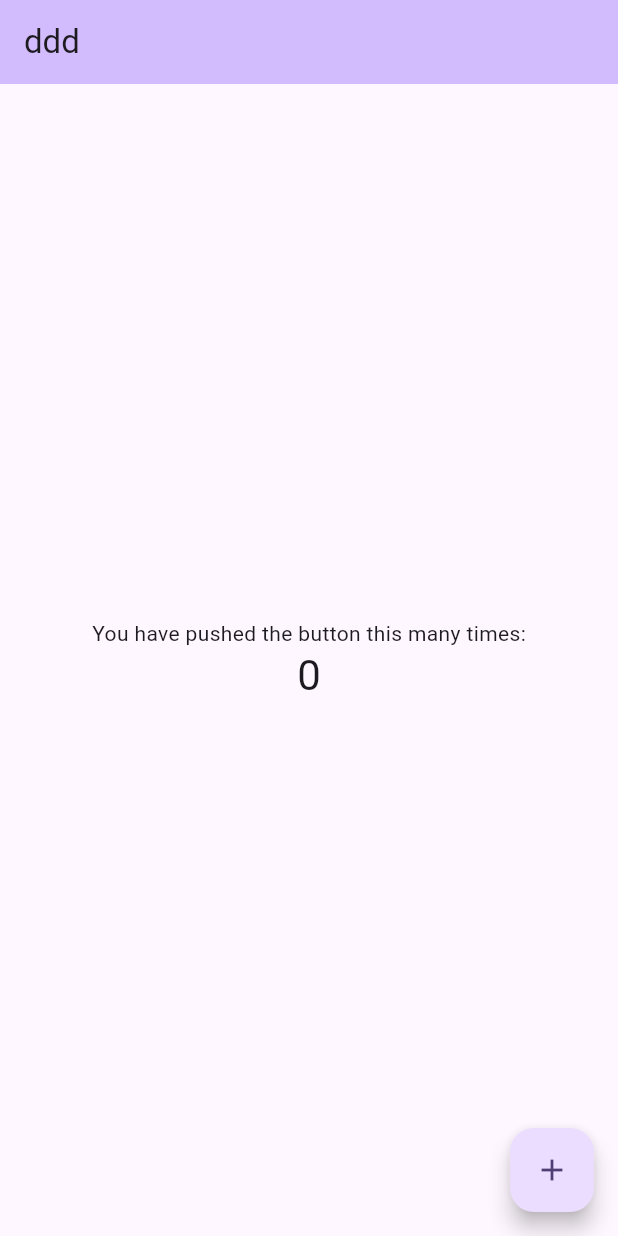
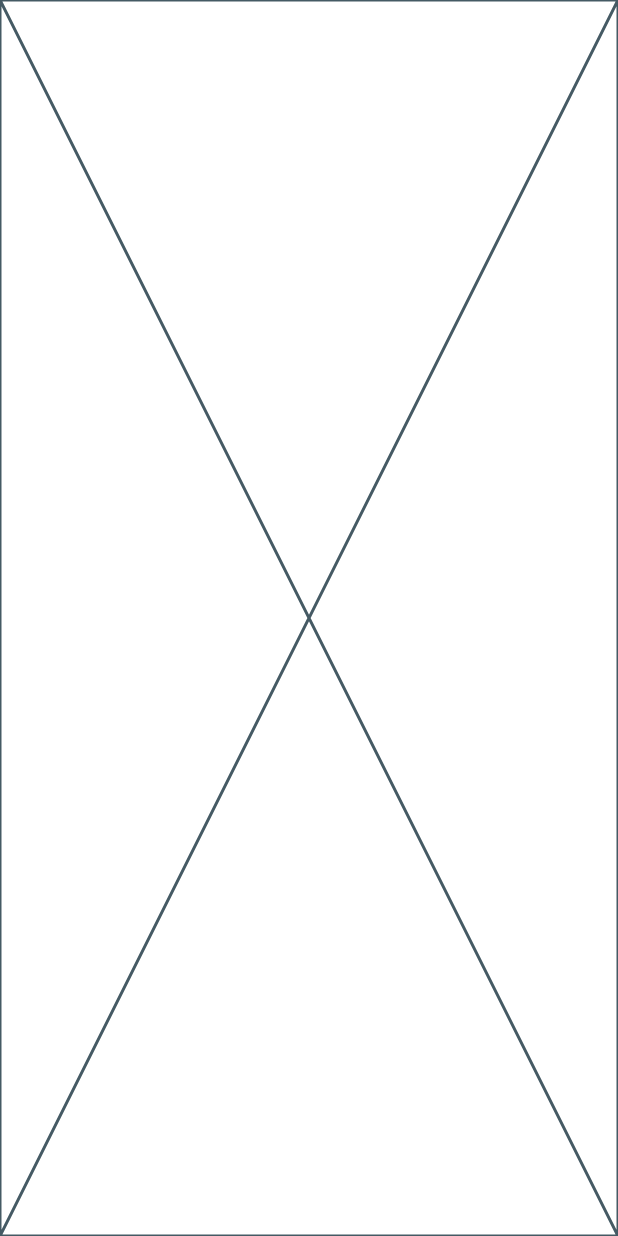
Before and after one commit to rahat14/usersphere, a Flutter app: the screen it shows after launch, on a phone screen of 412 x 824 dp. Run offline on Flutter 3.47's test engine with Material 3 defaults, Android fonts, the light colour scheme and no system bars; our stand-ins replace connectivity_plus, dio, flutter_riverpod, get_it, go_router.

Commit message:
feat: Implement UserListScreen and update router

```diff
--- /dev/null
+++ b/lib/features/user/presentation/screens/UserListScreen.dart
@@ -0,0 +1,15 @@
+import 'package:flutter/material.dart';
+
+class UserListScreen extends StatefulWidget {
+  const UserListScreen({super.key});
+
+  @override
+  State<UserListScreen> createState() => _UserListScreenState();
+}
+
+class _UserListScreenState extends State<UserListScreen> {
+  @override
+  Widget build(BuildContext context) {
+    return const Placeholder();
+  }
+}
--- a/lib/main.dart
+++ b/lib/main.dart
@@ -2,8 +2,10 @@
 import 'package:flutter_riverpod/flutter_riverpod.dart';
 import 'package:usersphere/router/app_router.dart';
 
+import 'services/di.dart' as di;
+
 void main() {
-
+  di.init();
   runApp(ProviderScope(child: MyApp()));
 }
 
@@ -35,7 +37,7 @@
       ),
       debugShowCheckedModeBanner: false,
       routerConfig: AppRouter.router,
-     // home: const MyHomePage(title: 'Flutter Demo Home Page'),
+      // home: const MyHomePage(title: 'Flutter Demo Home Page'),
     );
   }
 }
@@ -110,10 +112,7 @@
           mainAxisAlignment: MainAxisAlignment.center,
           children: <Widget>[
             const Text('You have pushed the button this many times:'),
-            Text(
-              '$_counter',
-              style: Theme.of(context).textTheme.headlineMedium,
-            ),
+            Text('$_counter', style: Theme.of(context).textTheme.headlineMedium),
           ],
         ),
       ),
--- a/lib/router/app_router.dart
+++ b/lib/router/app_router.dart
@@ -1,17 +1,7 @@
-import 'package:flutter/material.dart';
 import 'package:go_router/go_router.dart';
 
-import '../main.dart';
-
+import '../features/user/presentation/screens/UserListScreen.dart';
 
 class AppRouter {
-  static final router = GoRouter(
-    routes: [
-      GoRoute(
-        path: '/',
-        builder: (_, __) => MyHomePage(title: "ddd"),
-      ),
-
-    ],
-  );
+  static final router = GoRouter(routes: [GoRoute(path: '/', builder: (_, __) => UserListScreen())]);
 }
--- a/lib/services/di.dart
+++ b/lib/services/di.dart
@@ -9,7 +9,7 @@ import '../datasources/user_api_service.dart';
 
 final sl = GetIt.instance;
 
-void initServiceLocator() {
+void init() {
   sl.registerLazySingleton<Dio>(() => DioClient.create());
   sl.registerLazySingleton<UserApiService>(() => UserApiService(sl()));
 }
```
